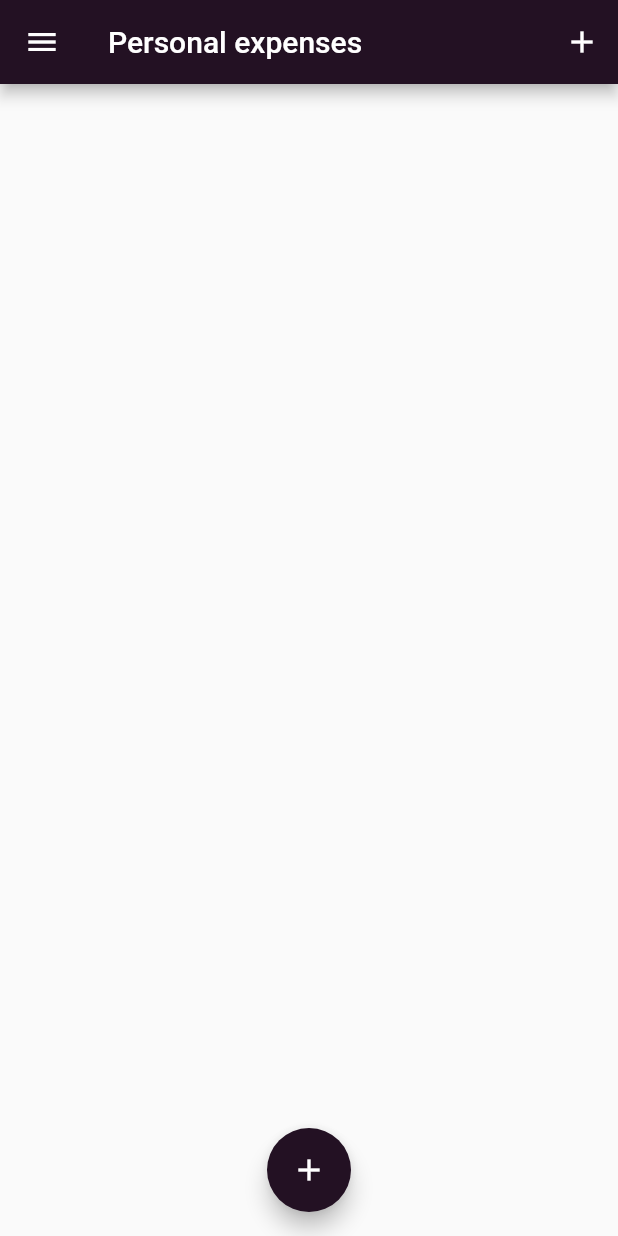
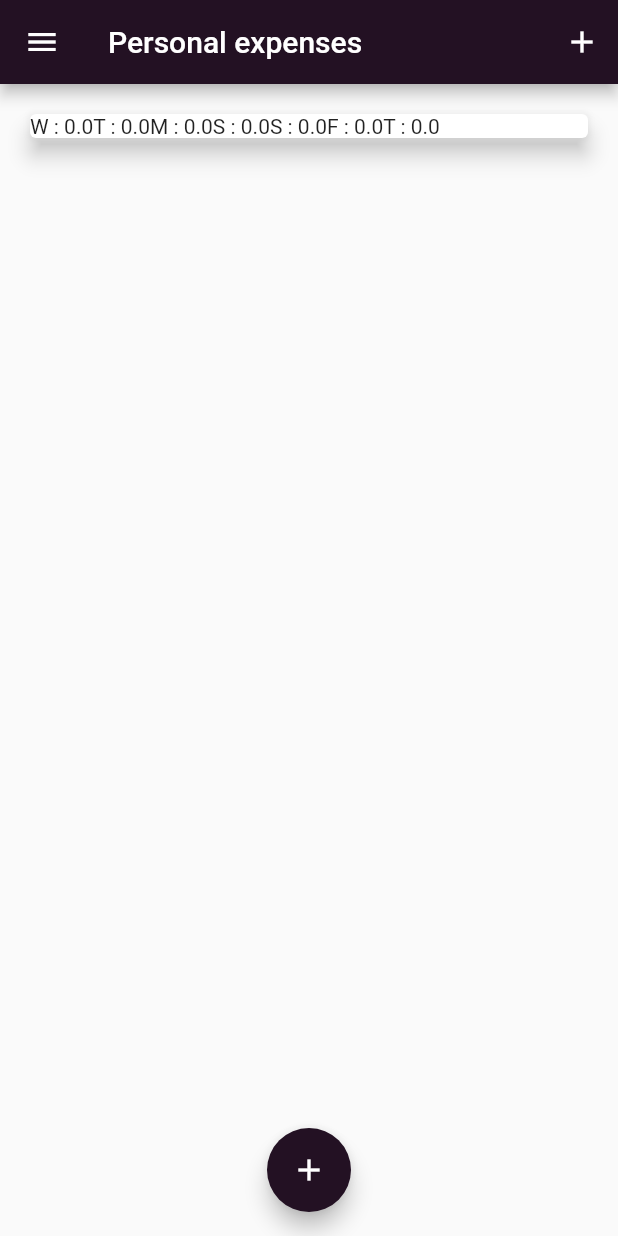
Before and after one commit to csongorkeller/flutter_expenses_planner, a Flutter app: the screen it shows after launch, on a phone screen of 412 x 824 dp. Run offline on Flutter 3.47's test engine with Material 2 defaults, Android fonts, the phone set to English and light mode, and no system bars.

Commit message:
daily sum is rendered in the chart area

```diff
--- a/lib/widgets/chart.dart
+++ b/lib/widgets/chart.dart
@@ -27,7 +27,7 @@ Chart(this.recentTransactions);
   }
 
     return {
-      'day' : DateFormat.E().format(weekDay),
+      'day' : DateFormat.E().format(weekDay).substring(0,1),
       'amount': totalSum
     };
    });
@@ -40,9 +40,9 @@ Chart(this.recentTransactions);
       elevation: 6 ,
       margin: EdgeInsets.all(20 ),
       child: Row(
-        children: <Widget>[
-
-        ],
+        children: groupedtransactionValues.map((data){
+          return Text('${data['day']} : ${data['amount']}');
+        }).toList(),
       ),
 
     );
```
